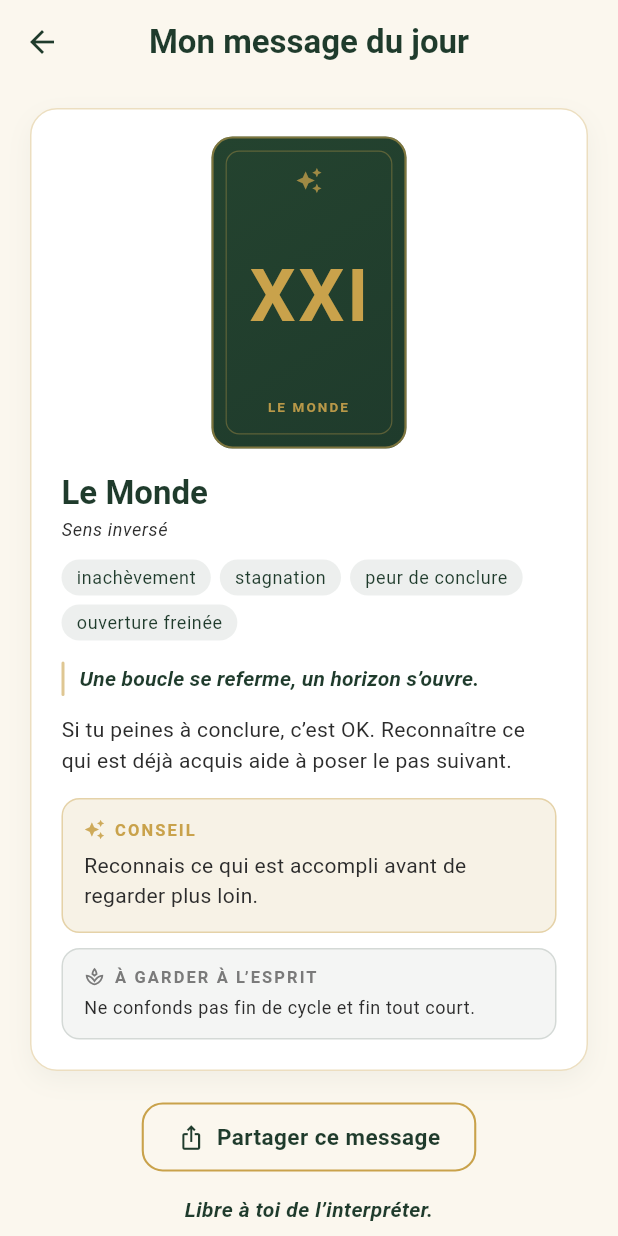
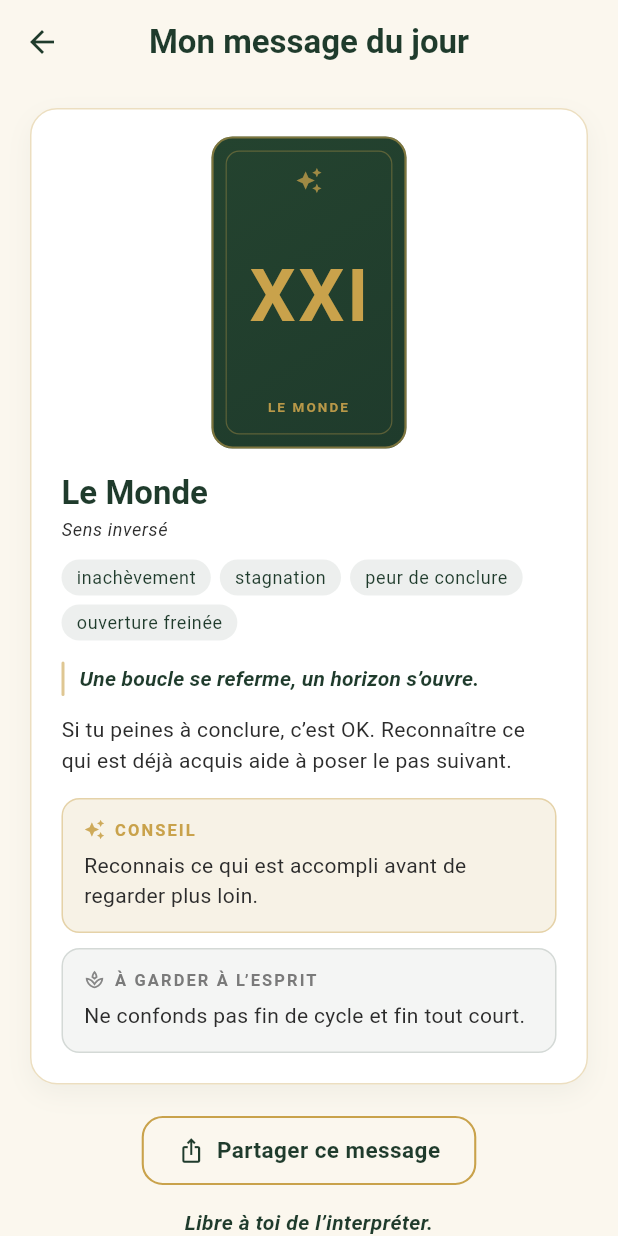
Before and after one commit to LalithWonderful/pile-ou-face, a Flutter app: the ReadingScreen screen opened directly, after a tap on "Révéler mon message", on a phone screen of 412 x 824 dp. Run offline on Flutter 3.47's test engine with Material 3 defaults, Android fonts, the phone set to English and light mode, and no system bars; our stand-ins replace share_plus, shared_preferences; accounts and stored records are empty.

Commit message:
fix: improve reading screen responsiveness
Two real overflow bugs on narrow phones, plus the panel mutualisation
that lot 8 had flagged as desirable. JSON, draw logic and editorial
content are untouched.

Horizontal overflow on the reading panels:
- Both CONSEIL and À GARDER À L'ESPRIT inside DrawnCardView shared the
  same Row(Icon + Text) layout without a Flexible label, so the
  longest label clipped ~5px on a 320px screen.
- New public widget AccentPanel (widgets/accent_panel.dart) wraps the
  label in Flexible and centralises the panel chrome.
- DrawnCardView and CardDetailScreen now both consume AccentPanel;
  the three private duplicates (_AdvicePanel, _WarningPanel,
  _AccentPanel) are gone. Each screen keeps its own label and colour
  palette so the editorial intent is preserved.

Vertical overflow on the three-card spread idle state:
- On 320x568, the three face-down placeholders (92px each) wrapped to
  a second row, pushing "Révéler le tirage" below the viewport and
  raising "RenderFlex overflowed by 64 pixels on the bottom".
- _IdleState now wraps its Column in LayoutBuilder >
  SingleChildScrollView > ConstrainedBox(minHeight) > IntrinsicHeight.
  On tall screens the Spacers behave like before; on narrow screens
  the content scrolls instead of overflowing, and the CTA is always
  reachable.

Three new responsive tests on ReadingScreen:
- Daily mode renders on 320x568 and the share button is reachable via
  scroll after the reveal.
- Three-card spread renders on 320x568 (no exception, first slot
  position label visible — the others come through scroll which is
  the expected ListView behaviour).
- Daily mode renders at 1.4x text scaling without exception.

Accessibility note (no code change needed): every primary CTA exposes
a Text label that Flutter forwards to the Semantics tree; icons are
purely decorative next to a visible label. Documented in the lot 9
report.

flutter analyze clean. 48/48 tests green (45 -> 48).

Co-Authored-By: Claude Opus 4.7 (1M context) <noreply@anthropic.com>

```diff
--- a/lib/features/tarot/presentation/screens/card_detail_screen.dart
+++ b/lib/features/tarot/presentation/screens/card_detail_screen.dart
@@ -2,6 +2,7 @@ import 'package:flutter/material.dart';
 
 import '../../../../app/app_theme.dart';
 import '../../models/tarot_card.dart';
+import '../widgets/accent_panel.dart';
 import '../widgets/card_art_placeholder.dart';
 
 class CardDetailScreen extends StatelessWidget {
@@ -77,7 +78,7 @@ class CardDetailScreen extends StatelessWidget {
               const SizedBox(height: 18),
               _Section(title: 'Travail / projets', body: card.work),
               const SizedBox(height: 22),
-              _AccentPanel(
+              AccentPanel(
                 label: 'INVITATION',
                 icon: Icons.auto_awesome,
                 accent: AppColors.softGold,
@@ -86,7 +87,7 @@ class CardDetailScreen extends StatelessWidget {
                 body: card.advice,
               ),
               const SizedBox(height: 12),
-              _AccentPanel(
+              AccentPanel(
                 label: 'À GARDER À L’ESPRIT',
                 icon: Icons.spa_outlined,
                 accent: AppColors.subtle,
@@ -134,63 +135,3 @@ class _Section extends StatelessWidget {
     );
   }
 }
-
-class _AccentPanel extends StatelessWidget {
-  const _AccentPanel({
-    required this.label,
-    required this.icon,
-    required this.accent,
-    required this.background,
-    required this.border,
-    required this.body,
-  });
-
-  final String label;
-  final IconData icon;
-  final Color accent;
-  final Color background;
-  final Color border;
-  final String body;
-
-  @override
-  Widget build(BuildContext context) {
-    final textTheme = Theme.of(context).textTheme;
-    return Container(
-      padding: const EdgeInsets.fromLTRB(14, 12, 14, 14),
-      decoration: BoxDecoration(
-        color: background,
-        borderRadius: BorderRadius.circular(12),
-        border: Border.all(color: border),
-      ),
-      child: Column(
-        crossAxisAlignment: CrossAxisAlignment.start,
-        children: [
-          Row(
-            children: [
-              Icon(icon, size: 14, color: accent.withValues(alpha: 0.9)),
-              const SizedBox(width: 6),
-              Flexible(
-                child: Text(
-                  label,
-                  style: textTheme.labelSmall?.copyWith(
-                    color: accent,
-                    letterSpacing: 1.4,
-                    fontWeight: FontWeight.w700,
-                  ),
-                ),
-              ),
-            ],
-          ),
-          const SizedBox(height: 6),
-          Text(
-            body,
-            style: textTheme.bodyMedium?.copyWith(
-              color: AppColors.charcoal,
-              height: 1.45,
-            ),
-          ),
-        ],
-      ),
-    );
-  }
-}
--- a/lib/features/tarot/presentation/screens/reading_screen.dart
+++ b/lib/features/tarot/presentation/screens/reading_screen.dart
@@ -162,8 +162,13 @@ class _IdleState extends StatelessWidget {
     final isSingle = spread.cardCount == 1;
     final cardWidth = isSingle ? 160.0 : 92.0;
 
-    return Padding(
+    return LayoutBuilder(
+      builder: (context, constraints) {
+        return SingleChildScrollView(
           padding: const EdgeInsets.fromLTRB(24, 16, 24, 24),
+          child: ConstrainedBox(
+            constraints: BoxConstraints(minHeight: constraints.maxHeight - 40),
+            child: IntrinsicHeight(
               child: Column(
                 crossAxisAlignment: CrossAxisAlignment.stretch,
                 children: [
@@ -196,7 +201,8 @@ class _IdleState extends StatelessWidget {
                   Text(
                     hint,
                     textAlign: TextAlign.center,
-            style: textTheme.bodySmall?.copyWith(color: AppColors.subtle),
+                    style:
+                        textTheme.bodySmall?.copyWith(color: AppColors.subtle),
                   ),
                   const Spacer(),
                   ElevatedButton.icon(
@@ -215,6 +221,10 @@ class _IdleState extends StatelessWidget {
                   ),
                 ],
               ),
+            ),
+          ),
+        );
+      },
     );
   }
 }
--- /dev/null
+++ b/lib/features/tarot/presentation/widgets/accent_panel.dart
@@ -0,0 +1,72 @@
+import 'package:flutter/material.dart';
+
+import '../../../../app/app_theme.dart';
+
+/// A small framed panel used to surface a short editorial nudge
+/// (CONSEIL / INVITATION / À GARDER À L'ESPRIT, etc.) above or below
+/// a card's main body.
+///
+/// The label row keeps its [Text] inside a [Flexible] so long labels can
+/// wrap on narrow screens (the same fix that landed on
+/// [CardDetailScreen] in lot 8 is now applied everywhere this panel
+/// renders).
+class AccentPanel extends StatelessWidget {
+  const AccentPanel({
+    super.key,
+    required this.label,
+    required this.icon,
+    required this.accent,
+    required this.background,
+    required this.border,
+    required this.body,
+  });
+
+  final String label;
+  final IconData icon;
+  final Color accent;
+  final Color background;
+  final Color border;
+  final String body;
+
+  @override
+  Widget build(BuildContext context) {
+    final textTheme = Theme.of(context).textTheme;
+    return Container(
+      padding: const EdgeInsets.fromLTRB(14, 12, 14, 14),
+      decoration: BoxDecoration(
+        color: background,
+        borderRadius: BorderRadius.circular(12),
+        border: Border.all(color: border),
+      ),
+      child: Column(
+        crossAxisAlignment: CrossAxisAlignment.start,
+        children: [
+          Row(
+            children: [
+              Icon(icon, size: 14, color: accent.withValues(alpha: 0.9)),
+              const SizedBox(width: 6),
+              Flexible(
+                child: Text(
+                  label,
+                  style: textTheme.labelSmall?.copyWith(
+                    color: accent,
+                    letterSpacing: 1.4,
+                    fontWeight: FontWeight.w700,
+                  ),
+                ),
+              ),
+            ],
+          ),
+          const SizedBox(height: 6),
+          Text(
+            body,
+            style: textTheme.bodyMedium?.copyWith(
+              color: AppColors.charcoal,
+              height: 1.45,
+            ),
+          ),
+        ],
+      ),
+    );
+  }
+}
--- a/lib/features/tarot/presentation/widgets/drawn_card_view.dart
+++ b/lib/features/tarot/presentation/widgets/drawn_card_view.dart
@@ -2,6 +2,7 @@ import 'package:flutter/material.dart';
 
 import '../../../../app/app_theme.dart';
 import '../../models/drawn_card.dart';
+import 'accent_panel.dart';
 import 'card_art_placeholder.dart';
 
 class DrawnCardView extends StatelessWidget {
@@ -104,9 +105,23 @@ class DrawnCardView extends StatelessWidget {
             style: textTheme.bodyMedium?.copyWith(height: 1.5),
           ),
           const SizedBox(height: 14),
-          _AdvicePanel(text: drawnCard.advice),
+          AccentPanel(
+            label: 'CONSEIL',
+            icon: Icons.auto_awesome,
+            accent: AppColors.softGold,
+            background: AppColors.softGold.withValues(alpha: 0.14),
+            border: AppColors.softGold.withValues(alpha: 0.4),
+            body: drawnCard.advice,
+          ),
           const SizedBox(height: 10),
-          _WarningPanel(text: card.warning),
+          AccentPanel(
+            label: 'À GARDER À L’ESPRIT',
+            icon: Icons.spa_outlined,
+            accent: AppColors.subtle,
+            background: AppColors.deepGreen.withValues(alpha: 0.05),
+            border: AppColors.deepGreen.withValues(alpha: 0.15),
+            body: card.warning,
+          ),
         ],
       ),
     );
@@ -152,107 +167,3 @@ class _ShortMessage extends StatelessWidget {
     );
   }
 }
-
-class _AdvicePanel extends StatelessWidget {
-  const _AdvicePanel({required this.text});
-
-  final String text;
-
-  @override
-  Widget build(BuildContext context) {
-    final textTheme = Theme.of(context).textTheme;
-    return Container(
-      padding: const EdgeInsets.fromLTRB(14, 12, 14, 14),
-      decoration: BoxDecoration(
-        color: AppColors.softGold.withValues(alpha: 0.14),
-        borderRadius: BorderRadius.circular(12),
-        border: Border.all(
-          color: AppColors.softGold.withValues(alpha: 0.4),
-        ),
-      ),
-      child: Column(
-        crossAxisAlignment: CrossAxisAlignment.start,
-        children: [
-          Row(
-            children: [
-              Icon(
-                Icons.auto_awesome,
-                size: 14,
-                color: AppColors.softGold.withValues(alpha: 0.9),
-              ),
-              const SizedBox(width: 6),
-              Text(
-                'CONSEIL',
-                style: textTheme.labelSmall?.copyWith(
-                  color: AppColors.softGold,
-                  letterSpacing: 1.4,
-                  fontWeight: FontWeight.w700,
-                ),
-              ),
-            ],
-          ),
-          const SizedBox(height: 6),
-          Text(
-            text,
-            style: textTheme.bodyMedium?.copyWith(
-              color: AppColors.charcoal,
-              height: 1.45,
-            ),
-          ),
-        ],
-      ),
-    );
-  }
-}
-
-class _WarningPanel extends StatelessWidget {
-  const _WarningPanel({required this.text});
-
-  final String text;
-
-  @override
-  Widget build(BuildContext context) {
-    final textTheme = Theme.of(context).textTheme;
-    return Container(
-      padding: const EdgeInsets.fromLTRB(14, 10, 14, 12),
-      decoration: BoxDecoration(
-        color: AppColors.deepGreen.withValues(alpha: 0.05),
-        borderRadius: BorderRadius.circular(12),
-        border: Border.all(
-          color: AppColors.deepGreen.withValues(alpha: 0.15),
-        ),
-      ),
-      child: Column(
-        crossAxisAlignment: CrossAxisAlignment.start,
-        children: [
-          Row(
-            children: [
-              const Icon(
-                Icons.spa_outlined,
-                size: 14,
-                color: AppColors.subtle,
-              ),
-              const SizedBox(width: 6),
-              Text(
-                'À GARDER À L’ESPRIT',
-                style: textTheme.labelSmall?.copyWith(
-                  color: AppColors.subtle,
-                  letterSpacing: 1.4,
-                  fontWeight: FontWeight.w700,
-                ),
-              ),
-            ],
-          ),
-          const SizedBox(height: 4),
-          Text(
-            text,
-            style: textTheme.bodySmall?.copyWith(
-              color: AppColors.charcoal,
-              height: 1.4,
-            ),
-          ),
-        ],
-      ),
-    );
-  }
-}
```
Also changed, not shown: 2 other files. Lines whose indentation alone changed are shown as unchanged.
